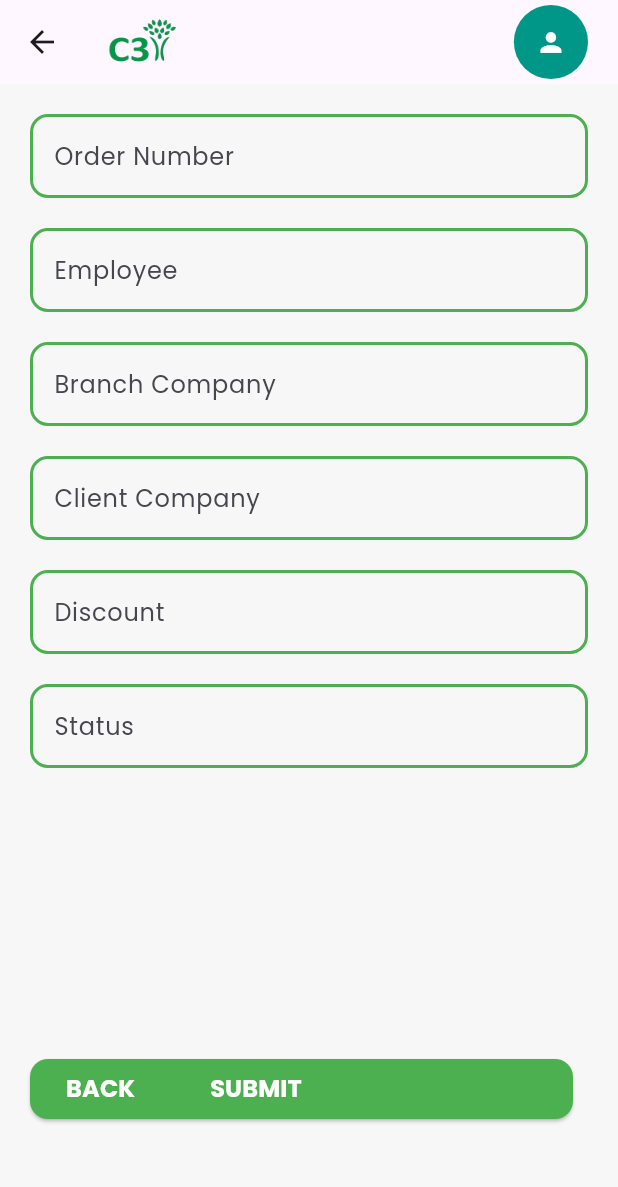
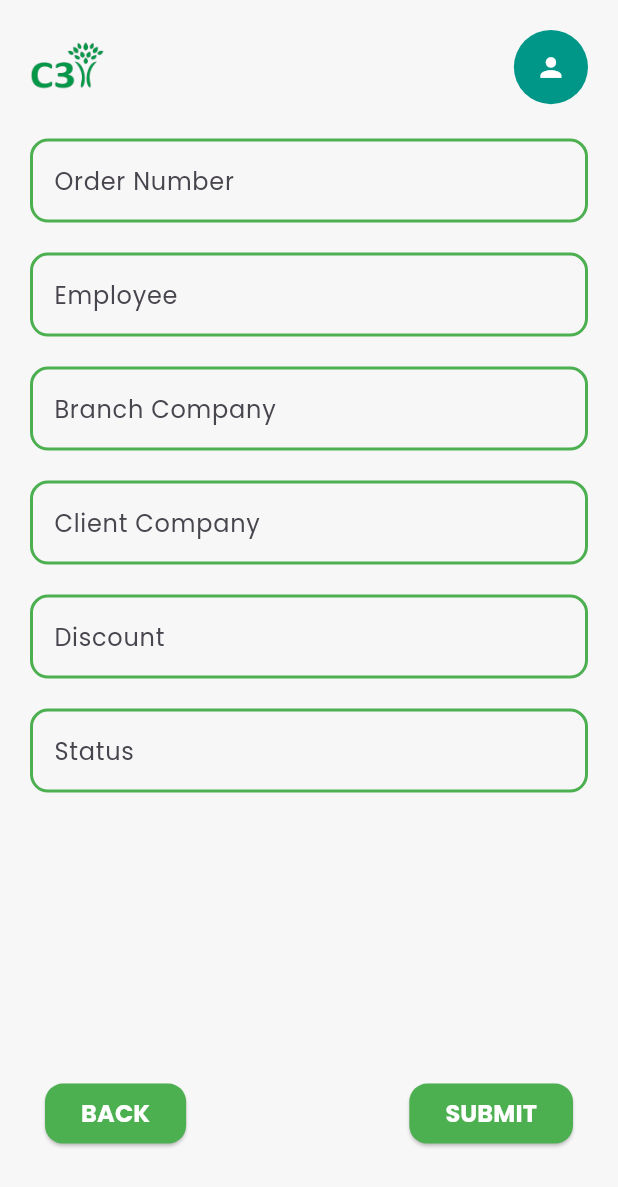
Before and after one commit to athararyasatya/Frontend_pemrograman_mobile_example, a Flutter app: the OrderPage screen opened by its route, on a phone screen of 412 x 824 dp. Shown: the top 1187 px of the screen. Run offline on Flutter 3.47's test engine with Material 3 defaults, Android fonts, the phone set to English and light mode, and no system bars; our stand-ins replace get, google_fonts.

Commit message:
final order page

```diff
--- a/lib/pages/home.dart
+++ b/lib/pages/home.dart
@@ -256,6 +256,7 @@ class _HomePageState extends State<HomePage> {
                     style: GoogleFonts.poppins(
                       color: Colors.white,
                       fontWeight: FontWeight.bold,
+                      fontSize: 16,
                     ),
                   ),
                   const SizedBox(width: 8),
--- a/lib/pages/order.dart
+++ b/lib/pages/order.dart
@@ -1,5 +1,7 @@
 import 'package:flutter/material.dart';
 import 'package:google_fonts/google_fonts.dart';
+import 'package:get/get.dart';
+import '../routes/route.dart';
 
 class OrderPage extends StatefulWidget {
   const OrderPage({super.key});
@@ -351,82 +353,89 @@ class _OrderPageState extends State<OrderPage> {
           ),
         ),
       ),
-      appBar: AppBar(
-        title: Image.asset(
-          'assets/images/logo_login.png',
-          height: 40,
-        ),
-        actions: [
-          Padding(
-            padding:
-                const EdgeInsets.only(right: 20.0), // Spasi dari tepi kanan
-            child: GestureDetector(
-              onTap: () {
-                _scaffoldKey.currentState!.openEndDrawer(); // Buka sidebar
-              },
-              child: CircleAvatar(
-                radius: screenWidth * 0.06, // Responsif
-                backgroundColor: Colors.teal,
-                child: Icon(
-                  Icons.person,
-                  color: Colors.white,
-                  size: screenWidth * 0.05, // Responsif
-                ),
-              ),
-            ),
-          ),
-        ],
-      ),
-      body: SingleChildScrollView(
-        padding: const EdgeInsets.all(20.0),
+      body: Stack(
+        children: [
+          // Bagian utama halaman dengan ScrollView
+          SafeArea(
+            child: Padding(
+              padding: EdgeInsets.only(
+                  top: MediaQuery.of(context).size.height *
+                      0.1), // Jarak dari atas
+              child: SingleChildScrollView(
+                padding: const EdgeInsets.symmetric(
+                    horizontal: 20.0, vertical: 10.0),
                 child: Column(
                   children: [
                     buildTextField(
-                labelText: "Order Number", controller: _orderController),
+                        labelText: "Order Number",
+                        controller: _orderController),
                     const SizedBox(height: 20),
                     buildTextField(
                         labelText: "Employee", controller: _employeeController),
                     const SizedBox(height: 20),
                     buildTextField(
-                labelText: "Branch Company", controller: _branchController),
+                        labelText: "Branch Company",
+                        controller: _branchController),
                     const SizedBox(height: 20),
                     buildTextField(
-                labelText: "Client Company", controller: _clientController),
+                        labelText: "Client Company",
+                        controller: _clientController),
                     const SizedBox(height: 20),
                     buildTextField(
                         labelText: "Discount", controller: _discountController),
                     const SizedBox(height: 20),
-            buildTextField(labelText: "Status", controller: _statusController),
+                    buildTextField(
+                        labelText: "Status", controller: _statusController),
                     const SizedBox(height: 190),
                     Align(
                       alignment: Alignment.bottomRight,
                       child: Padding(
-                padding: const EdgeInsets.only(bottom: 20.0, right: 10.0),
-                child: ElevatedButton(
-                  onPressed: _showDetailOrder,
+                        padding: const EdgeInsets.only(
+                            bottom: 20.0, right: 10.0, left: 10.0),
+                        child: Row(
+                          mainAxisAlignment: MainAxisAlignment
+                              .spaceBetween, // Pemisah otomatis
+                          children: [
+                            ElevatedButton(
+                              onPressed: () {
+                                Get.offAllNamed(Routes.home);
+                              },
                               style: ElevatedButton.styleFrom(
                                 backgroundColor: Colors.green,
                                 foregroundColor: Colors.white,
                                 shape: RoundedRectangleBorder(
-                      borderRadius:
-                          BorderRadius.circular(12.0), // Atur radius di sini
+                                  borderRadius: BorderRadius.circular(
+                                      12.0), // Atur radius di sini
                                 ),
                               ),
-                  child: Row(
-                    children: [
-                      Text(
+                              child: Text(
                                 "BACK",
                                 style: const TextStyle(
                                   fontSize: 16,
                                   fontWeight: FontWeight.bold,
                                 ),
                               ),
-                      const SizedBox(width: 50),
-                      Text(
+                            ),
+                            ElevatedButton(
+                              onPressed: _showDetailOrder,
+                              style: ElevatedButton.styleFrom(
+                                backgroundColor: Colors.green,
+                                foregroundColor: Colors.white,
+                                shape: RoundedRectangleBorder(
+                                  borderRadius: BorderRadius.circular(
+                                      12.0), // Atur radius di sini
+                                ),
+                              ),
+                              child: Text(
                                 "SUBMIT",
                                 style: const TextStyle(
                                   fontSize: 16,
                                   fontWeight: FontWeight.bold,
+                                ),
+                              ),
+                            ),
+                          ],
+                        ),
                       ),
                     ),
                   ],
@@ -434,8 +443,52 @@ class _OrderPageState extends State<OrderPage> {
               ),
             ),
           ),
+
+          // Logo di kiri atas
+          Positioned(
+            top: 20,
+            left: 20,
+            child: GestureDetector(
+              onTap: () {
+                ScaffoldMessenger.of(context).showSnackBar(
+                  const SnackBar(
+                    content: Text('Logo perusahaan'),
+                  ),
+                );
+              },
+              child: Container(
+                height: MediaQuery.of(context).size.height * 0.06,
+                width: MediaQuery.of(context).size.width * 0.12,
+                decoration: const BoxDecoration(
+                  image: DecorationImage(
+                    image: AssetImage('assets/images/logo_login.png'),
+                    fit: BoxFit.contain,
+                  ),
+                ),
+              ),
+            ),
+          ),
+
+          // Ikon person di kanan atas
+          Positioned(
+            top: 20,
+            right: 20,
+            child: GestureDetector(
+              onTap: () {
+                _scaffoldKey.currentState!.openEndDrawer(); // Buka sidebar
+              },
+              child: CircleAvatar(
+                radius: MediaQuery.of(context).size.width * 0.06,
+                backgroundColor: Colors.teal,
+                child: Icon(
+                  Icons.person,
+                  color: Colors.white,
+                  size: MediaQuery.of(context).size.width * 0.05,
+                ),
+              ),
+            ),
+          ),
         ],
-        ),
       ),
     );
   }
```
Also changed, not shown: 2 other files. Lines whose indentation alone changed are shown as unchanged.
